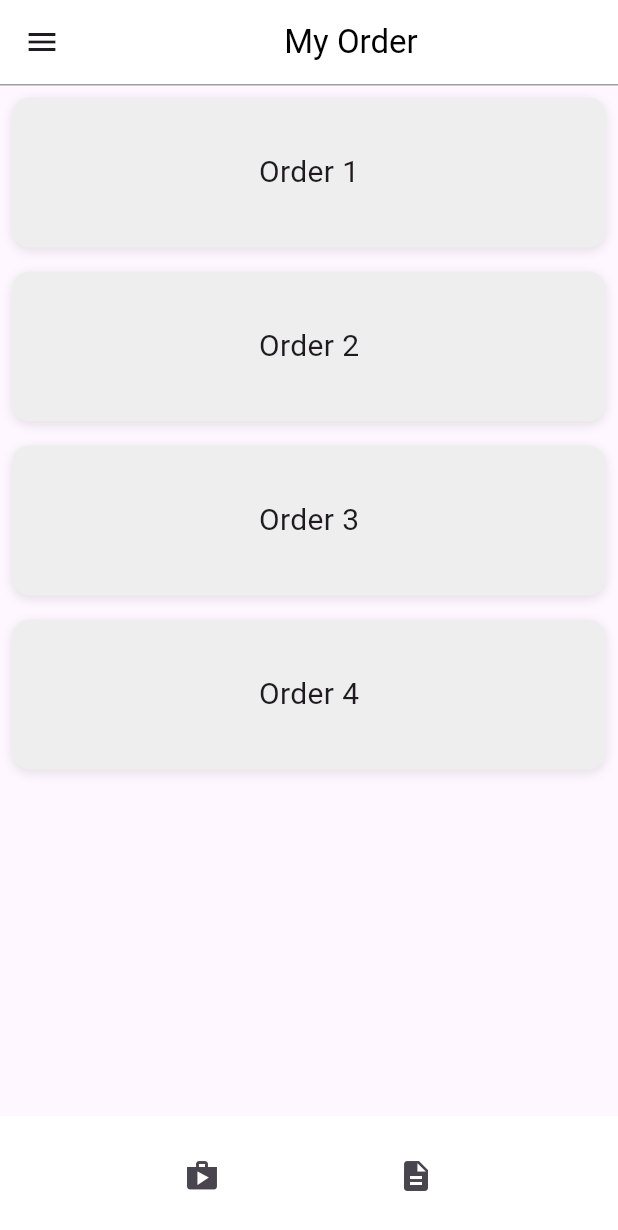
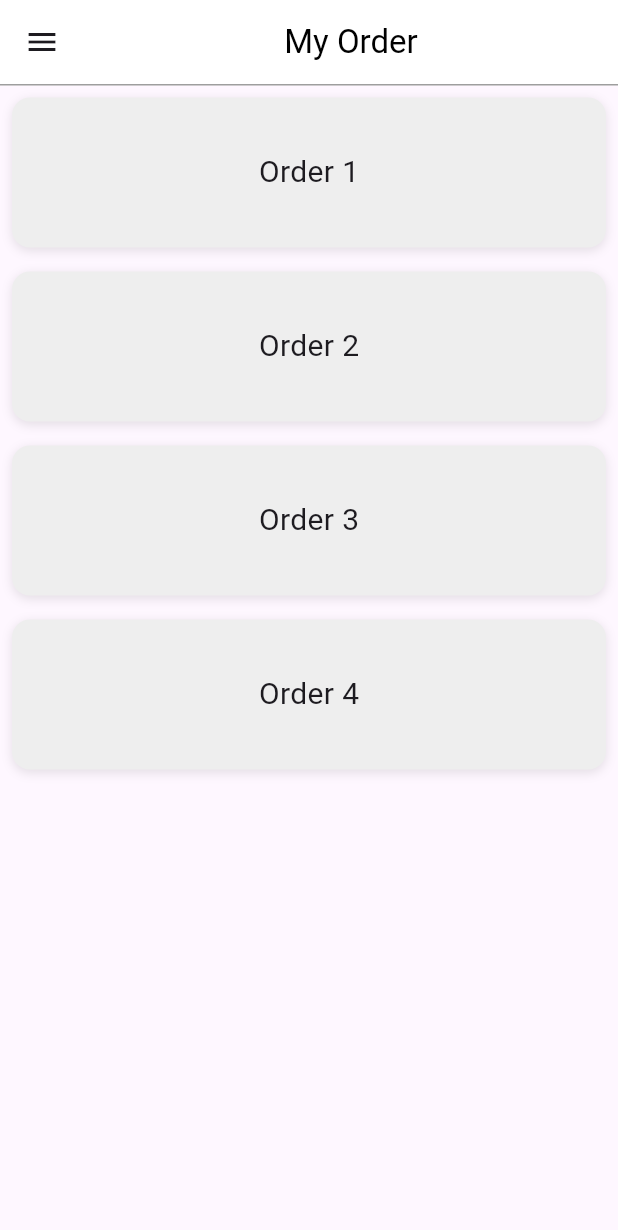
Before and after one commit to Knabi123/Industry_Move, a Flutter app: the Order_user screen opened directly, on a phone screen of 412 x 824 dp. Shown: the top 1230 px of the screen. Run offline on Flutter 3.47's test engine with Material 3 defaults, Android fonts, the phone set to English and light mode, and no system bars.

Commit message:
Summary1

```diff
--- a/lib/src/addproduct.dart
+++ b/lib/src/addproduct.dart
@@ -1,3 +1,5 @@
+// ignore_for_file: non_constant_identifier_names, library_private_types_in_public_api, prefer_const_constructors
+
 import 'package:company/utils/add_product.dart';
 import 'package:company/utils/dialog_product.dart';
 import 'package:flutter/material.dart';
--- a/lib/src_user/order_user.dart
+++ b/lib/src_user/order_user.dart
@@ -1,6 +1,10 @@
-// ignore_for_file: use_key_in_widget_constructors
+// ignore_for_file: use_key_in_widget_constructors, camel_case_types, sort_child_properties_last, prefer_const_constructors
 
 import 'package:flutter/material.dart';
+
+// void main() {
+//   runApp(MaterialApp(home: Order_user()));
+// }
 
 class Order_user extends StatelessWidget {
   final List<String> orderList = ["Order 1", "Order 2", "Order 3", "Order 4"];
@@ -61,26 +65,28 @@ class Order_user extends StatelessWidget {
           );
         },
       ),
-      bottomNavigationBar: BottomAppBar(
-        color: Colors.white,
-        child: Row(
-          mainAxisAlignment: MainAxisAlignment.spaceEvenly,
-          children: [
-            IconButton(
-              icon: const Icon(Icons.shop),
-              onPressed: () {},
-            ),
-            IconButton(
-              icon: const Icon(Icons.description),
-              onPressed: () {},
-            ),
-          ],
-        ),
-        shape: CircularNotchedRectangle(),
-        notchMargin: 8.0,
-        clipBehavior: Clip.antiAlias,
-        elevation: 4.0,
-      ),
+      // bottomNavigationBar: BottomAppBar(
+      //   color: Colors.white,
+      //   child: Row(
+      //     mainAxisAlignment: MainAxisAlignment.spaceEvenly,
+      //     children: [
+      //       IconButton(
+      //         icon: const Icon(Icons.shop),
+      //         onPressed: () {
+
+      //         },
+      //       ),
+      //       IconButton(
+      //         icon: const Icon(Icons.description),
+      //         onPressed: () {},
+      //       ),
+      //     ],
+      //   ),
+      //   shape: CircularNotchedRectangle(),
+      //   notchMargin: 8.0,
+      //   clipBehavior: Clip.antiAlias,
+      //   elevation: 4.0,
+      // ),
     );
   }
 }
--- a/lib/utils/add_product.dart
+++ b/lib/utils/add_product.dart
@@ -1,3 +1,5 @@
+// ignore_for_file: camel_case_types, non_constant_identifier_names, prefer_const_constructors_in_immutables, prefer_const_constructors, sort_child_properties_last
+
 import 'package:flutter/material.dart';
 
 class Add_product extends StatelessWidget {
@@ -22,7 +24,7 @@ class Add_product extends StatelessWidget {
   @override
   Widget build(BuildContext context) {
     return Padding(
-      padding: const EdgeInsets.only(left:10.0,right:10,top: 10),
+      padding: const EdgeInsets.only(left: 10.0, right: 10, top: 10),
       child: Container(
         padding: EdgeInsets.all(50),
         child: Row(
@@ -38,7 +40,6 @@ class Add_product extends StatelessWidget {
                 Text(Detail_product),
               ],
             ),
-
           ],
         ),
         decoration: BoxDecoration(
@@ -46,7 +47,6 @@ class Add_product extends StatelessWidget {
           borderRadius: BorderRadius.circular(12),
         ),
       ),
-
     );
   }
 }
--- a/lib/utils/addtype.dart
+++ b/lib/utils/addtype.dart
@@ -1,3 +1,5 @@
+// ignore_for_file: prefer_const_constructors_in_immutables, prefer_const_constructors
+
 import 'package:company/src/addproduct.dart';
 import 'package:flutter/material.dart';
 
--- a/lib/utils/bottonproduct.dart
+++ b/lib/utils/bottonproduct.dart
@@ -1,3 +1,5 @@
+// ignore_for_file: must_be_immutable
+
 import 'package:flutter/material.dart';
 
 class ButtonProduct extends StatelessWidget {
@@ -7,7 +9,7 @@ class ButtonProduct extends StatelessWidget {
     super.key,
     required this.text,
     required this.onPressed,
-    });
+  });
 
   @override
   Widget build(BuildContext context) {
```
Also changed, not shown: lib/src/addproducttype.dart (+8 -10 lines), lib/src/bottombar.dart (+14 -17 lines), lib/src_user/bottombar_user.dart (added, +46 -0 lines), lib/utils/dialog_product.dart (+20 -38 lines), lib/utils/dialogbox.dart (+12 -14 lines). Lines whose indentation alone changed are shown as unchanged.
